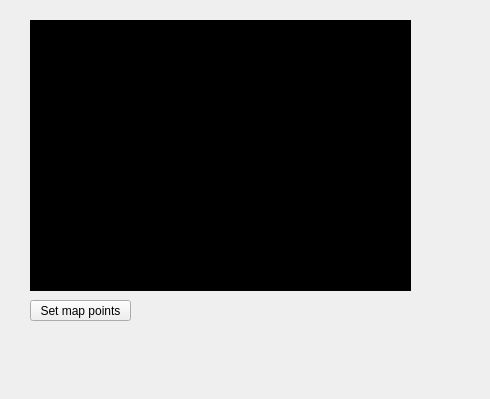
Old version of the form setparameters.ui in the repository mateus558/RinoBot-System; both pictures show x 0 to 490 and y 0 to 399 of the 800 by 399 pixel window.
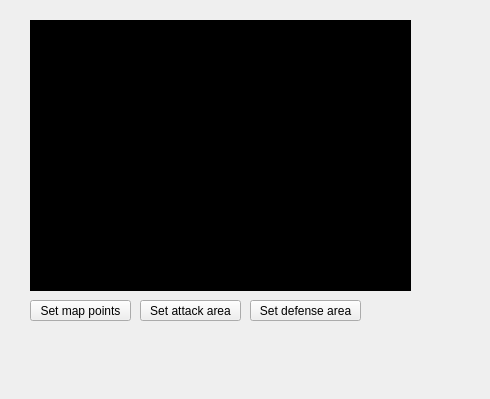
New version of the form.

```diff
--- a/setparameters.ui
+++ b/setparameters.ui
@@ -134,6 +134,32 @@
      <string>Set map points</string>
     </property>
    </widget>
+   <widget class="QPushButton" name="attackArrea_btn">
+    <property name="geometry">
+     <rect>
+      <x>140</x>
+      <y>300</y>
+      <width>101</width>
+      <height>21</height>
+     </rect>
+    </property>
+    <property name="text">
+     <string>Set attack area</string>
+    </property>
+   </widget>
+   <widget class="QPushButton" name="defenseArrea_btn">
+    <property name="geometry">
+     <rect>
+      <x>250</x>
+      <y>300</y>
+      <width>111</width>
+      <height>21</height>
+     </rect>
+    </property>
+    <property name="text">
+     <string>Set defense area</string>
+    </property>
+   </widget>
   </widget>
   <widget class="QStatusBar" name="statusbar"/>
  </widget>
```
